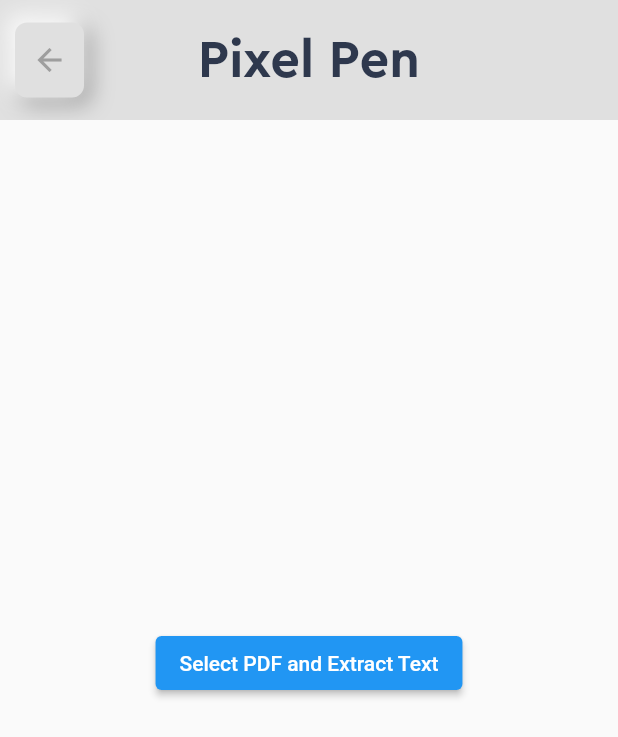
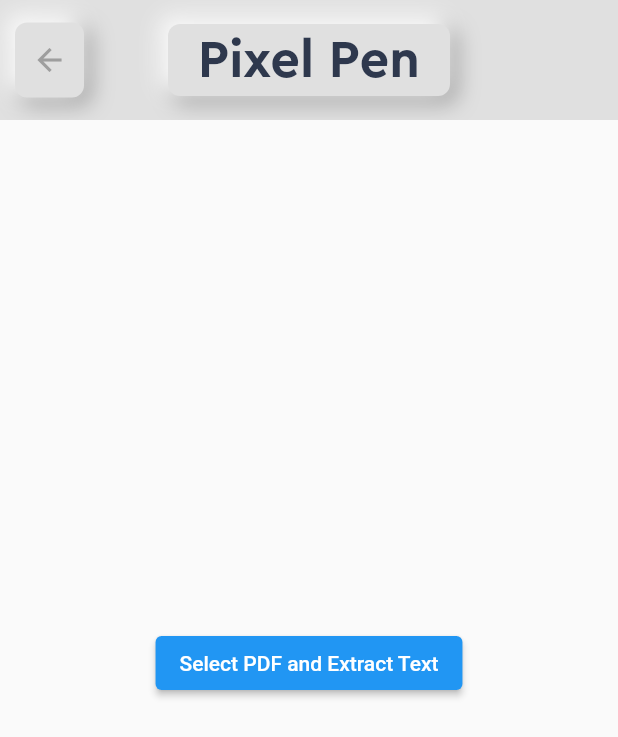
Before and after one commit to deepanshu-rajput-git/Pixel-Pen, a Flutter app: the PdfScanner screen opened directly, on a phone screen of 412 x 824 dp. Shown: the top 737 px of the screen. Run offline on Flutter 3.47's test engine with Material 2 defaults, Android fonts, the light colour scheme and no system bars; our stand-ins replace animate_do, camera, file_picker, get, liquid_progress_indicator_v2, lottie and 1 more; missing offline and left inert: clipboard, google_mlkit_text_recognition, syncfusion_flutter_pdf.

Commit message:
AppBar customized and extracted

```diff
--- a/lib/widgets/AppBar.dart
+++ b/lib/widgets/AppBar.dart
@@ -1,13 +1,12 @@
+import 'package:animate_do/animate_do.dart';
 import 'package:flutter/material.dart';
 import 'package:pixel_pen/utils/colors.dart';
 
 class MyAppBar extends StatelessWidget implements PreferredSizeWidget {
-  final String title;
   final VoidCallback? onBackButtonPressed;
 
   const MyAppBar({
     Key? key,
-    required this.title,
     this.onBackButtonPressed,
   }) : super(key: key);
 
@@ -22,7 +21,7 @@ class MyAppBar extends StatelessWidget implements PreferredSizeWidget {
           alignment: Alignment.center,
           decoration: BoxDecoration(
             borderRadius: BorderRadius.circular(8),
-            shape: BoxShape.rectangle,
+            shape: BoxShape.rectangle, // Use a circular shape for the button
             color: AppColors.backgroundColor,
             boxShadow: [
               BoxShadow(
@@ -40,22 +39,48 @@ class MyAppBar extends StatelessWidget implements PreferredSizeWidget {
             ],
           ),
           child: IconButton(
-            iconSize: 24,
+            iconSize: 24, // Set the desired icon size
             icon: Icon(
               Icons.arrow_back,
               color: AppColors.darkColor,
             ),
-            onPressed: onBackButtonPressed ?? () => Navigator.pop(context),
+            onPressed: () {
+              Navigator.pop(context);
+            },
           ),
         ),
       ),
-      title: Text(
-        title,
-        style: const TextStyle(
-          fontFamily: 'Cera Pro',
-          color: AppColors.titleColor,
-          fontSize: 35,
-          fontWeight: FontWeight.bold,
+      title: BounceInDown(
+        delay: const Duration(milliseconds: 800),
+        duration: const Duration(milliseconds: 2000),
+        child: Container(
+          decoration: BoxDecoration(
+              color: AppColors.backgroundColor!,
+              borderRadius: BorderRadius.circular(8),
+              boxShadow: [
+                BoxShadow(
+                    color: AppColors.darkColor!,
+                    blurRadius: 12,
+                    offset: const Offset(4, 4),
+                    spreadRadius: 1),
+                const BoxShadow(
+                    color: Colors.white,
+                    blurRadius: 12,
+                    offset: Offset(-4, -4),
+                    spreadRadius: 1),
+              ]),
+          child: const Padding(
+            padding: EdgeInsets.symmetric(horizontal: 20, vertical: 2),
+            child: Text(
+              'Pixel Pen',
+              style: TextStyle(
+                fontFamily: 'Cera Pro',
+                color: AppColors.titleColor,
+                fontSize: 35,
+                fontWeight: FontWeight.bold,
+              ),
+            ),
+          ),
         ),
       ),
       centerTitle: true,
```
